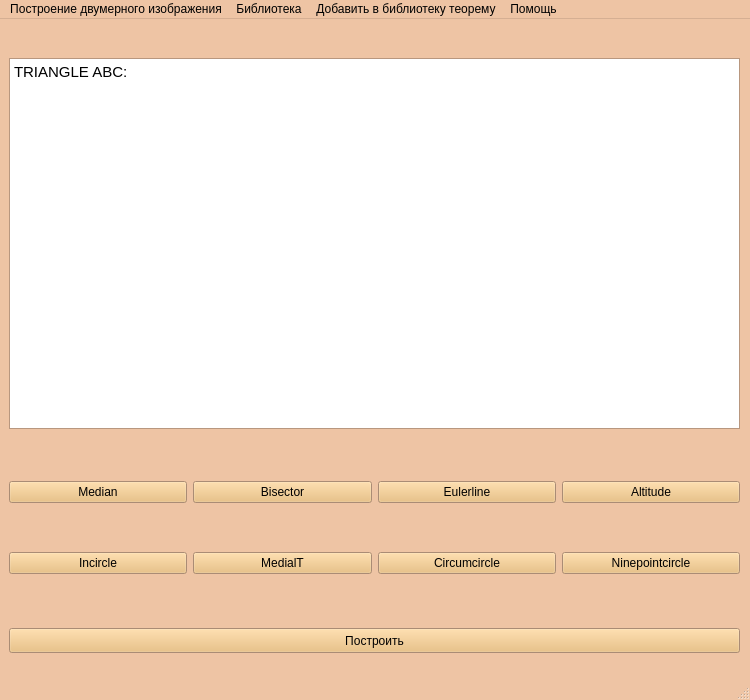
Above: untitled.ui from Strawberry-Ann/geometric before the change. Below: the same form after it.
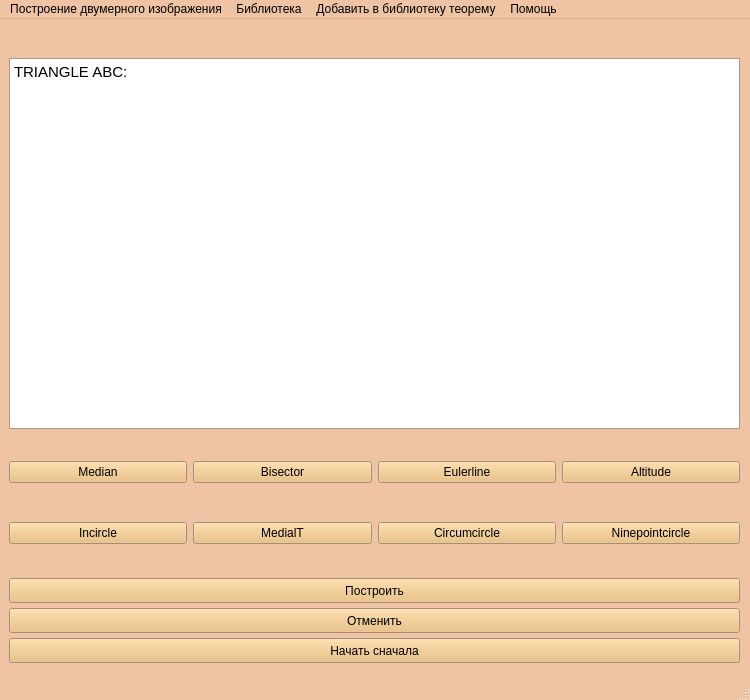
That is the form after the change.

Commit message: с высотами всё в порядке, противоположная сторона достраивается

Diff of the .ui file:
```diff
--- a/untitled.ui
+++ b/untitled.ui
@@ -466,9 +466,9 @@
        <property name="geometry">
         <rect>
          <x>0</x>
-         <y>410</y>
+         <y>400</y>
          <width>731</width>
-         <height>181</height>
+         <height>151</height>
         </rect>
        </property>
        <layout class="QGridLayout" name="gridLayout">
@@ -588,7 +588,7 @@
        <property name="geometry">
         <rect>
          <x>0</x>
-         <y>600</y>
+         <y>550</y>
          <width>731</width>
          <height>25</height>
         </rect>
@@ -597,6 +597,32 @@
         <string>Построить</string>
        </property>
       </widget>
+      <widget class="QPushButton" name="first_pb">
+       <property name="geometry">
+        <rect>
+         <x>0</x>
+         <y>610</y>
+         <width>731</width>
+         <height>25</height>
+        </rect>
+       </property>
+       <property name="text">
+        <string>Начать сначала</string>
+       </property>
+      </widget>
+      <widget class="QPushButton" name="del_pb">
+       <property name="geometry">
+        <rect>
+         <x>0</x>
+         <y>580</y>
+         <width>731</width>
+         <height>25</height>
+        </rect>
+       </property>
+       <property name="text">
+        <string>Отменить</string>
+       </property>
+      </widget>
      </widget>
     </item>
    </layout>
```
The commit also changes 1 other file.
